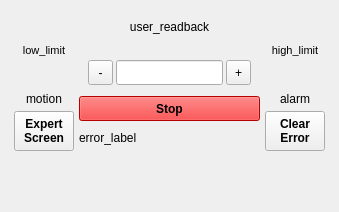
This is typhos/ui/widgets/positioner.ui in pcdshub/typhos as Qt 5 draws it before an edit. The edited form follows.
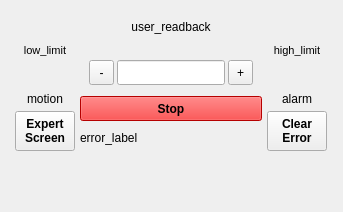
This is the edited form. Custom widgets are drawn as their Qt base class.

Commit message: ENH: set a minimum size for the combobox positioner widgets

Diff of the .ui file:
```diff
--- a/typhos/ui/widgets/positioner.ui
+++ b/typhos/ui/widgets/positioner.ui
@@ -6,7 +6,7 @@
    <rect>
     <x>0</x>
     <y>0</y>
-    <width>339</width>
+    <width>343</width>
     <height>212</height>
    </rect>
   </property>
@@ -313,7 +313,7 @@
         <item>
          <widget class="PyDMLabel" name="user_readback">
           <property name="sizePolicy">
-           <sizepolicy hsizetype="Preferred" vsizetype="Fixed">
+           <sizepolicy hsizetype="Expanding" vsizetype="Fixed">
             <horstretch>0</horstretch>
             <verstretch>0</verstretch>
            </sizepolicy>
@@ -421,7 +421,7 @@
         <item>
          <widget class="QPushButton" name="stop_button">
           <property name="sizePolicy">
-           <sizepolicy hsizetype="Minimum" vsizetype="Preferred">
+           <sizepolicy hsizetype="Expanding" vsizetype="Preferred">
             <horstretch>0</horstretch>
             <verstretch>0</verstretch>
            </sizepolicy>
@@ -457,6 +457,12 @@
         </item>
         <item>
          <widget class="PyDMLabel" name="error_label">
+          <property name="sizePolicy">
+           <sizepolicy hsizetype="Expanding" vsizetype="Preferred">
+            <horstretch>0</horstretch>
+            <verstretch>0</verstretch>
+           </sizepolicy>
+          </property>
           <property name="toolTip">
            <string/>
           </property>
@@ -470,6 +476,12 @@
         </item>
         <item>
          <widget class="QLabel" name="status_label">
+          <property name="sizePolicy">
+           <sizepolicy hsizetype="Expanding" vsizetype="Preferred">
+            <horstretch>0</horstretch>
+            <verstretch>0</verstretch>
+           </sizepolicy>
+          </property>
           <property name="text">
            <string/>
           </property>
```
The commit also changes 1 other file.
